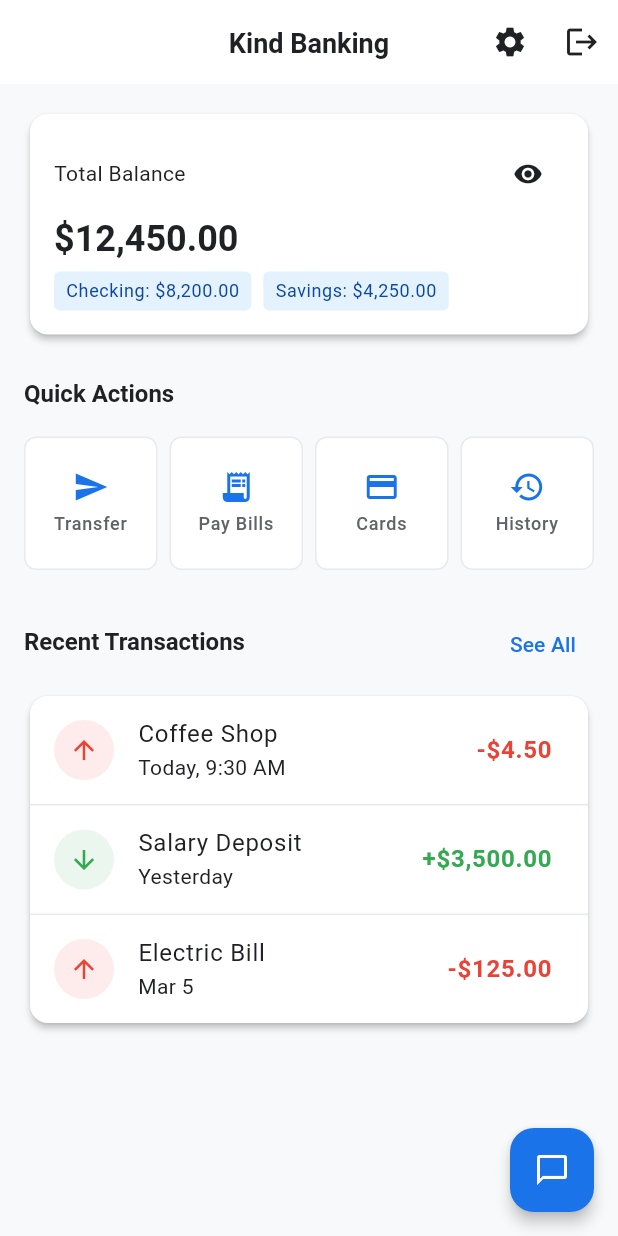
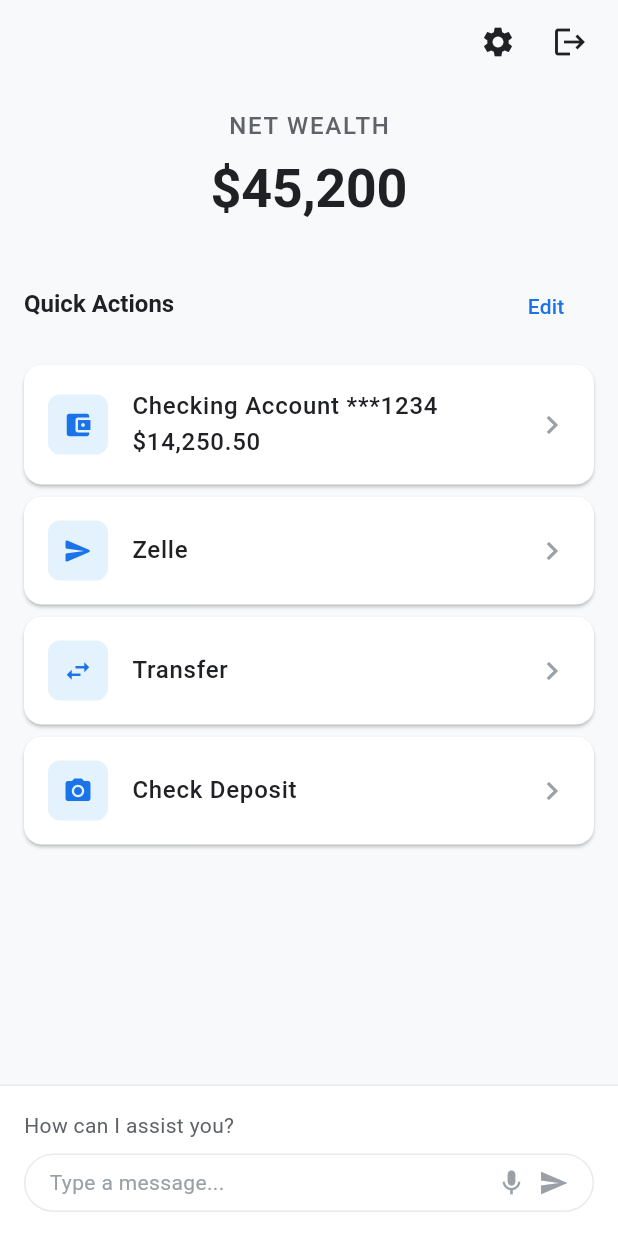
Before and after one commit to alireza0511/sample-banking, a Flutter app: the HubScreen screen opened by its route, on a phone screen of 412 x 824 dp. Run offline on Flutter 3.47's test engine with Material 3 defaults, Android fonts, the light colour scheme and no system bars; our stand-ins replace go_router.

Commit message:
update simple hub

```diff
--- a/lib/hub/ui/hub_screen.dart
+++ b/lib/hub/ui/hub_screen.dart
@@ -4,80 +4,88 @@ import '../../core/routing/app_router.dart';
 import '../../core/routing/routes.dart';
 import '../../core/theme/app_spacing.dart';
 import '../../core/theme/app_colors.dart';
+import 'widgets/action_tile.dart';
+import 'widgets/edit_actions_modal.dart';
 
 /// Main hub screen - the application's central navigation point
-/// Layout adapts based on accessibility settings (implemented in M2)
-class HubScreen extends StatelessWidget {
+/// Simple design with net wealth, customizable quick actions, and chat bar
+class HubScreen extends StatefulWidget {
   const HubScreen({super.key});
 
   @override
-  Widget build(BuildContext context) {
-    return Scaffold(
-      appBar: AppBar(
-        title: const Text('Kind Banking'),
-        actions: [
-          IconButton(
-            icon: const Icon(Icons.settings),
-            onPressed: () => context.push(Routes.settings),
-            tooltip: 'Settings',
-          ),
-          IconButton(
-            icon: const Icon(Icons.logout),
-            onPressed: () => _handleLogout(context),
-            tooltip: 'Logout',
-          ),
-        ],
-      ),
-      body: SafeArea(
-        child: SingleChildScrollView(
-          padding: const EdgeInsets.all(AppSpacing.screenPadding),
-          child: Column(
-            crossAxisAlignment: CrossAxisAlignment.stretch,
-            children: [
-              // Balance Card
-              _BalanceCard(
-                onTap: () => context.push(Routes.balance),
-              ),
-              const SizedBox(height: AppSpacing.lg),
+  State<HubScreen> createState() => _HubScreenState();
+}
 
-              // Quick Actions
-              Text(
-                'Quick Actions',
-                style: Theme.of(context).textTheme.headlineSmall,
-              ),
-              const SizedBox(height: AppSpacing.md),
-              _QuickActionsGrid(),
-              const SizedBox(height: AppSpacing.lg),
+class _HubScreenState extends State<HubScreen> {
+  // Default selected actions
+  List<String> selectedActions = [
+    'Checking Account ***1234\n\$14,250.50',
+    'Zelle',
+    'Transfer',
+    'Check Deposit',
+  ];
 
-              // Recent Transactions
-              Row(
-                mainAxisAlignment: MainAxisAlignment.spaceBetween,
-                children: [
-                  Text(
-                    'Recent Transactions',
-                    style: Theme.of(context).textTheme.headlineSmall,
-                  ),
-                  TextButton(
-                    onPressed: () => context.push(Routes.transactions),
-                    child: const Text('See All'),
-                  ),
-                ],
-              ),
-              const SizedBox(height: AppSpacing.sm),
-              _RecentTransactionsList(),
-            ],
+  // All available actions
+  final List<String> allActions = [
+    'Checking Account ***1234\n\$14,250.50',
+    'Zelle',
+    'Transfer',
+    'Loan Access',
+    'Check Deposit',
+    'Pay Bills',
+    'Cards',
+    'Notification Alert',
+    'More',
+    'Profile',
+  ];
+
+  void _showEditModal() {
+    showModalBottomSheet(
+      context: context,
+      isScrollControlled: true,
+      shape: const RoundedRectangleBorder(
+        borderRadius: BorderRadius.vertical(
+          top: Radius.circular(AppSpacing.radiusLg),
         ),
       ),
-      ),
-      floatingActionButton: FloatingActionButton(
-        onPressed: () => context.push(Routes.chat),
-        tooltip: 'Chat Assistant',
-        child: const Icon(Icons.chat_bubble_outline),
+      builder: (context) => EditActionsModal(
+        allActions: allActions,
+        selectedActions: selectedActions,
+        onSelectionChanged: (newSelection) {
+          setState(() {
+            selectedActions = newSelection;
+          });
+        },
       ),
     );
   }
 
-  void _handleLogout(BuildContext context) {
+  void _showChatModal() {
+    // Navigate to chat screen
+    context.push(Routes.chat);
+  }
+
+  void _handleActionTap(String action) {
+    final lowerAction = action.toLowerCase();
+
+    if (lowerAction.contains('checking') || lowerAction.contains('account')) {
+      context.push(Routes.balance);
+    } else if (lowerAction.contains('zelle') || lowerAction.contains('transfer')) {
+      context.push(Routes.transfer);
+    } else if (lowerAction.contains('pay') || lowerAction.contains('bill')) {
+      context.push(Routes.payBills);
+    } else if (lowerAction.contains('card')) {
+      context.push(Routes.cards);
+    } else if (lowerAction.contains('profile')) {
+      context.push(Routes.settings);
+    } else {
+      ScaffoldMessenger.of(context).showSnackBar(
+        SnackBar(content: Text('Tapped: $action')),
+      );
+    }
+  }
+
+  void _handleLogout() {
     showDialog(
       context: context,
       builder: (context) => AlertDialog(
@@ -100,167 +108,154 @@ class HubScreen extends StatelessWidget {
       ),
     );
   }
-}
-
-/// Balance card showing account summary
-class _BalanceCard extends StatelessWidget {
-  final VoidCallback onTap;
-
-  const _BalanceCard({required this.onTap});
 
   @override
   Widget build(BuildContext context) {
-    return Card(
-      child: InkWell(
-        onTap: onTap,
-        borderRadius: BorderRadius.circular(AppSpacing.cardRadius),
-        child: Padding(
-          padding: const EdgeInsets.all(AppSpacing.cardPadding),
+    return Scaffold(
+      backgroundColor: AppColors.background,
+      appBar: AppBar(
+        backgroundColor: Colors.transparent,
+        elevation: 0,
+        actions: [
+          IconButton(
+            icon: const Icon(Icons.settings),
+            onPressed: () => context.push(Routes.settings),
+            tooltip: 'Settings',
+          ),
+          IconButton(
+            icon: const Icon(Icons.logout),
+            onPressed: _handleLogout,
+            tooltip: 'Logout',
+          ),
+          const SizedBox(width: AppSpacing.sm),
+        ],
+      ),
+      body: Column(
+        children: [
+          // Scrollable content
+          Expanded(
+            child: SingleChildScrollView(
+              padding: const EdgeInsets.all(AppSpacing.screenPadding),
               child: Column(
                 crossAxisAlignment: CrossAxisAlignment.start,
                 children: [
+                  // Net Wealth Section
+                  Center(
+                    child: Column(
+                      children: [
+                        Text(
+                          'NET WEALTH',
+                          style: Theme.of(context).textTheme.bodyLarge?.copyWith(
+                                color: AppColors.textSecondary,
+                                fontWeight: FontWeight.w500,
+                                letterSpacing: 1.2,
+                              ),
+                        ),
+                        const SizedBox(height: AppSpacing.sm),
+                        Text(
+                          '\$45,200',
+                          style:
+                              Theme.of(context).textTheme.displayLarge?.copyWith(
+                                    fontWeight: FontWeight.bold,
+                                  ),
+                        ),
+                      ],
+                    ),
+                  ),
+                  const SizedBox(height: AppSpacing.xl),
+
+                  // Quick Actions Header
                   Row(
                     mainAxisAlignment: MainAxisAlignment.spaceBetween,
                     children: [
                       Text(
-                    'Total Balance',
-                    style: Theme.of(context).textTheme.bodyMedium,
+                        'Quick Actions',
+                        style: Theme.of(context).textTheme.headlineSmall?.copyWith(
+                              fontWeight: FontWeight.bold,
                             ),
-                  IconButton(
-                    icon: const Icon(Icons.visibility),
-                    onPressed: () {}, // TODO: Toggle balance visibility
-                    iconSize: 20,
+                      ),
+                      TextButton(
+                        onPressed: _showEditModal,
+                        child: const Text('Edit'),
                       ),
                     ],
                   ),
-              const SizedBox(height: AppSpacing.xs),
-              Text(
-                '\$12,450.00',
-                style: Theme.of(context).textTheme.displaySmall?.copyWith(
-                      fontWeight: FontWeight.bold,
+                  const SizedBox(height: AppSpacing.md),
+
+                  // Action Tiles
+                  ...selectedActions.map(
+                    (action) => ActionTile(
+                      title: action,
+                      onTap: () => _handleActionTap(action),
                     ),
-              ),
-              const SizedBox(height: AppSpacing.sm),
-              Row(
-                children: [
-                  _AccountChip(
-                    label: 'Checking',
-                    amount: '\$8,200.00',
-                  ),
-                  const SizedBox(width: AppSpacing.sm),
-                  _AccountChip(
-                    label: 'Savings',
-                    amount: '\$4,250.00',
-                  ),
-                ],
                   ),
                 ],
               ),
             ),
           ),
-    );
-  }
-}
 
-class _AccountChip extends StatelessWidget {
-  final String label;
-  final String amount;
-
-  const _AccountChip({required this.label, required this.amount});
-
-  @override
-  Widget build(BuildContext context) {
-    return Container(
-      padding: const EdgeInsets.symmetric(
-        horizontal: AppSpacing.sm,
-        vertical: AppSpacing.xs,
-      ),
-      decoration: BoxDecoration(
-        color: AppColors.primaryLight,
-        borderRadius: BorderRadius.circular(AppSpacing.radiusSm),
-      ),
-      child: Text(
-        '$label: $amount',
-        style: Theme.of(context).textTheme.bodySmall?.copyWith(
-              color: AppColors.primaryDark,
-            ),
+          // Chat Section at Bottom
+          _ChatBar(onTap: _showChatModal),
+        ],
       ),
     );
   }
 }
 
-/// Quick actions grid
-class _QuickActionsGrid extends StatelessWidget {
-  @override
-  Widget build(BuildContext context) {
-    return GridView.count(
-      crossAxisCount: 4,
-      shrinkWrap: true,
-      physics: const NeverScrollableScrollPhysics(),
-      mainAxisSpacing: AppSpacing.sm,
-      crossAxisSpacing: AppSpacing.sm,
-      children: [
-        _QuickActionButton(
-          icon: Icons.send,
-          label: 'Transfer',
-          onTap: () => context.push(Routes.transfer),
-        ),
-        _QuickActionButton(
-          icon: Icons.receipt_long,
-          label: 'Pay Bills',
-          onTap: () => context.push(Routes.payBills),
-        ),
-        _QuickActionButton(
-          icon: Icons.credit_card,
-          label: 'Cards',
-          onTap: () => context.push(Routes.cards),
-        ),
-        _QuickActionButton(
-          icon: Icons.history,
-          label: 'History',
-          onTap: () => context.push(Routes.transactions),
-        ),
-      ],
-    );
-  }
-}
-
-class _QuickActionButton extends StatelessWidget {
-  final IconData icon;
-  final String label;
+/// Chat bar widget at the bottom of the hub
+class _ChatBar extends StatelessWidget {
   final VoidCallback onTap;
 
-  const _QuickActionButton({
-    required this.icon,
-    required this.label,
-    required this.onTap,
-  });
+  const _ChatBar({required this.onTap});
 
   @override
   Widget build(BuildContext context) {
-    return InkWell(
-      onTap: onTap,
-      borderRadius: BorderRadius.circular(AppSpacing.radiusMd),
-      child: Container(
-        padding: const EdgeInsets.all(AppSpacing.sm),
+    return Container(
+      padding: const EdgeInsets.all(AppSpacing.md),
       decoration: BoxDecoration(
         color: Theme.of(context).colorScheme.surface,
-          borderRadius: BorderRadius.circular(AppSpacing.radiusMd),
+        border: Border(
+          top: BorderSide(color: AppColors.divider),
+        ),
+      ),
+      child: SafeArea(
+        top: false,
+        child: Column(
+          crossAxisAlignment: CrossAxisAlignment.start,
+          mainAxisSize: MainAxisSize.min,
+          children: [
+            Text(
+              'How can I assist you?',
+              style: Theme.of(context).textTheme.bodyMedium?.copyWith(
+                    color: AppColors.textSecondary,
+                  ),
+            ),
+            const SizedBox(height: AppSpacing.sm),
+            GestureDetector(
+              onTap: onTap,
+              child: Container(
+                padding: const EdgeInsets.symmetric(
+                  horizontal: AppSpacing.md,
+                  vertical: AppSpacing.sm,
+                ),
+                decoration: BoxDecoration(
                   border: Border.all(color: AppColors.divider),
+                  borderRadius: BorderRadius.circular(AppSpacing.radiusFull),
                 ),
-        child: Column(
-          mainAxisAlignment: MainAxisAlignment.center,
+                child: Row(
                   children: [
-            Icon(
-              icon,
-              color: Theme.of(context).colorScheme.primary,
+                    Expanded(
+                      child: Text(
+                        'Type a message...',
+                        style: TextStyle(color: AppColors.textTertiary),
                       ),
-            const SizedBox(height: AppSpacing.xs),
-            Text(
-              label,
-              style: Theme.of(context).textTheme.labelMedium,
-              textAlign: TextAlign.center,
-              overflow: TextOverflow.ellipsis,
+                    ),
+                    Icon(Icons.mic, color: AppColors.textTertiary, size: 20),
+                    const SizedBox(width: AppSpacing.sm),
+                    Icon(Icons.send, color: AppColors.textTertiary, size: 20),
+                  ],
+                ),
+              ),
             ),
           ],
         ),
@@ -268,80 +263,3 @@ class _QuickActionButton extends StatelessWidget {
     );
   }
 }
-
-/// Recent transactions list
-class _RecentTransactionsList extends StatelessWidget {
-  @override
-  Widget build(BuildContext context) {
-    // Mock data for demo
-    final transactions = [
-      _TransactionItem(
-        title: 'Coffee Shop',
-        subtitle: 'Today, 9:30 AM',
-        amount: '-\$4.50',
-        isDebit: true,
-      ),
-      _TransactionItem(
-        title: 'Salary Deposit',
-        subtitle: 'Yesterday',
-        amount: '+\$3,500.00',
-        isDebit: false,
-      ),
-      _TransactionItem(
-        title: 'Electric Bill',
-        subtitle: 'Mar 5',
-        amount: '-\$125.00',
-        isDebit: true,
-      ),
-    ];
-
-    return Card(
-      child: ListView.separated(
-        shrinkWrap: true,
-        physics: const NeverScrollableScrollPhysics(),
-        itemCount: transactions.length,
-        separatorBuilder: (context, index) => const Divider(height: 1),
-        itemBuilder: (context, index) => transactions[index],
-      ),
-    );
-  }
-}
-
-class _TransactionItem extends StatelessWidget {
-  final String title;
-  final String subtitle;
-  final String amount;
-  final bool isDebit;
-
-  const _TransactionItem({
-    required this.title,
-    required this.subtitle,
-    required this.amount,
-    required this.isDebit,
-  });
-
-  @override
-  Widget build(BuildContext context) {
-    return ListTile(
-      leading: CircleAvatar(
-        backgroundColor: isDebit
-            ? AppColors.error.withValues(alpha: 0.1)
-            : AppColors.success.withValues(alpha: 0.1),
-        child: Icon(
-          isDebit ? Icons.arrow_upward : Icons.arrow_downward,
-          color: isDebit ? AppColors.error : AppColors.success,
-          size: 20,
-        ),
-      ),
-      title: Text(title),
-      subtitle: Text(subtitle),
-      trailing: Text(
-        amount,
-        style: Theme.of(context).textTheme.bodyLarge?.copyWith(
-              color: isDebit ? AppColors.error : AppColors.success,
-              fontWeight: FontWeight.w600,
-            ),
-      ),
-    );
-  }
-}
--- /dev/null
+++ b/lib/hub/ui/widgets/action_tile.dart
@@ -0,0 +1,96 @@
+import 'package:flutter/material.dart';
+import '../../../core/theme/app_colors.dart';
+import '../../../core/theme/app_spacing.dart';
+
+/// A tile widget for quick actions on the hub screen
+class ActionTile extends StatelessWidget {
+  final String title;
+  final VoidCallback onTap;
+  final IconData? icon;
+
+  const ActionTile({
+    super.key,
+    required this.title,
+    required this.onTap,
+    this.icon,
+  });
+
+  @override
+  Widget build(BuildContext context) {
+    return Container(
+      margin: const EdgeInsets.only(bottom: AppSpacing.sm),
+      child: Material(
+        color: Theme.of(context).colorScheme.surface,
+        borderRadius: BorderRadius.circular(AppSpacing.radiusLg),
+        elevation: 1,
+        child: InkWell(
+          onTap: onTap,
+          borderRadius: BorderRadius.circular(AppSpacing.radiusLg),
+          child: Container(
+            constraints: const BoxConstraints(minHeight: 72),
+            padding: const EdgeInsets.symmetric(
+              horizontal: AppSpacing.md,
+              vertical: AppSpacing.md,
+            ),
+            child: Row(
+              children: [
+                Container(
+                  width: 40,
+                  height: 40,
+                  decoration: BoxDecoration(
+                    color: AppColors.primaryLight,
+                    borderRadius: BorderRadius.circular(AppSpacing.radiusMd),
+                  ),
+                  child: Icon(
+                    icon ?? _getIconForAction(title),
+                    color: AppColors.primaryBlue,
+                    size: 20,
+                  ),
+                ),
+                const SizedBox(width: AppSpacing.md),
+                Expanded(
+                  child: Text(
+                    title,
+                    style: Theme.of(context).textTheme.bodyLarge?.copyWith(
+                          fontWeight: FontWeight.w500,
+                        ),
+                  ),
+                ),
+                Icon(
+                  Icons.chevron_right,
+                  color: AppColors.textTertiary,
+                ),
+              ],
+            ),
+          ),
+        ),
+      ),
+    );
+  }
+
+  IconData _getIconForAction(String action) {
+    final lowerAction = action.toLowerCase();
+    if (lowerAction.contains('checking') || lowerAction.contains('account')) {
+      return Icons.account_balance_wallet;
+    } else if (lowerAction.contains('zelle') || lowerAction.contains('send')) {
+      return Icons.send_rounded;
+    } else if (lowerAction.contains('transfer')) {
+      return Icons.swap_horiz;
+    } else if (lowerAction.contains('loan')) {
+      return Icons.account_balance;
+    } else if (lowerAction.contains('deposit') || lowerAction.contains('check')) {
+      return Icons.camera_alt;
+    } else if (lowerAction.contains('notification') || lowerAction.contains('alert')) {
+      return Icons.notifications;
+    } else if (lowerAction.contains('more')) {
+      return Icons.more_horiz;
+    } else if (lowerAction.contains('profile')) {
+      return Icons.person;
+    } else if (lowerAction.contains('bill') || lowerAction.contains('pay')) {
+      return Icons.receipt_long;
+    } else if (lowerAction.contains('card')) {
+      return Icons.credit_card;
+    }
+    return Icons.circle;
+  }
+}
--- /dev/null
+++ b/lib/hub/ui/widgets/edit_actions_modal.dart
@@ -0,0 +1,127 @@
+import 'package:flutter/material.dart';
+import '../../../core/theme/app_spacing.dart';
+
+/// Modal for editing which quick actions appear on the hub
+class EditActionsModal extends StatefulWidget {
+  final List<String> allActions;
+  final List<String> selectedActions;
+  final Function(List<String>) onSelectionChanged;
+
+  const EditActionsModal({
+    super.key,
+    required this.allActions,
+    required this.selectedActions,
+    required this.onSelectionChanged,
+  });
+
+  @override
+  State<EditActionsModal> createState() => _EditActionsModalState();
+}
+
+class _EditActionsModalState extends State<EditActionsModal> {
+  late List<String> tempSelection;
+
+  @override
+  void initState() {
+    super.initState();
+    tempSelection = List.from(widget.selectedActions);
+  }
+
+  @override
+  Widget build(BuildContext context) {
+    return DraggableScrollableSheet(
+      initialChildSize: 0.6,
+      minChildSize: 0.4,
+      maxChildSize: 0.9,
+      expand: false,
+      builder: (context, scrollController) {
+        return Container(
+          decoration: BoxDecoration(
+            color: Theme.of(context).colorScheme.surface,
+            borderRadius: const BorderRadius.vertical(
+              top: Radius.circular(AppSpacing.radiusLg),
+            ),
+          ),
+          child: Column(
+            children: [
+              // Drag handle
+              Container(
+                width: 40,
+                height: 4,
+                margin: const EdgeInsets.symmetric(vertical: AppSpacing.sm),
+                decoration: BoxDecoration(
+                  color: Theme.of(context).dividerColor,
+                  borderRadius: BorderRadius.circular(2),
+                ),
+              ),
+
+              // Header
+              Padding(
+                padding: const EdgeInsets.symmetric(horizontal: AppSpacing.md),
+                child: Row(
+                  mainAxisAlignment: MainAxisAlignment.spaceBetween,
+                  children: [
+                    Text(
+                      'Edit Quick Actions',
+                      style: Theme.of(context).textTheme.headlineSmall?.copyWith(
+                            fontWeight: FontWeight.bold,
+                          ),
+                    ),
+                    TextButton(
+                      onPressed: () {
+                        widget.onSelectionChanged(tempSelection);
+                        Navigator.pop(context);
+                      },
+                      child: const Text('Done'),
+                    ),
+                  ],
+                ),
+              ),
+              const Divider(),
+
+              // Actions list
+              Expanded(
+                child: ReorderableListView.builder(
+                  scrollController: scrollController,
+                  padding: const EdgeInsets.symmetric(horizontal: AppSpacing.md),
+                  itemCount: widget.allActions.length,
+                  onReorder: (oldIndex, newIndex) {
+                    setState(() {
+                      if (newIndex > oldIndex) newIndex--;
+                      final item = tempSelection.removeAt(oldIndex);
+                      tempSelection.insert(newIndex, item);
+                    });
+                  },
+                  itemBuilder: (context, index) {
+                    final action = widget.allActions[index];
+                    final isSelected = tempSelection.contains(action);
+
+                    return CheckboxListTile(
+                      key: ValueKey(action),
+                      title: Text(action),
+                      value: isSelected,
+                      onChanged: (bool? value) {
+                        setState(() {
+                          if (value == true) {
+                            if (!tempSelection.contains(action)) {
+                              tempSelection.add(action);
+                            }
+                          } else {
+                            tempSelection.remove(action);
+                          }
+                        });
+                      },
+                      contentPadding: EdgeInsets.zero,
+                      controlAffinity: ListTileControlAffinity.leading,
+                      secondary: const Icon(Icons.drag_handle),
+                    );
+                  },
+                ),
+              ),
+            ],
+          ),
+        );
+      },
+    );
+  }
+}
--- a/pubspec.yaml
+++ b/pubspec.yaml
@@ -21,8 +21,8 @@ dependencies:
   # State Management & DI
   provider: ^6.1.2
 
-  # Networking
-  dio: ^5.8.0
+  # Networking (http is included via clean_framework)
+  # Note: Dio can be added later for advanced features like interceptors
 
   # Storage
   flutter_secure_storage: ^9.2.4
```
Also changed, not shown: pubspec.lock, 1 other file. Lines whose indentation alone changed are shown as unchanged.
